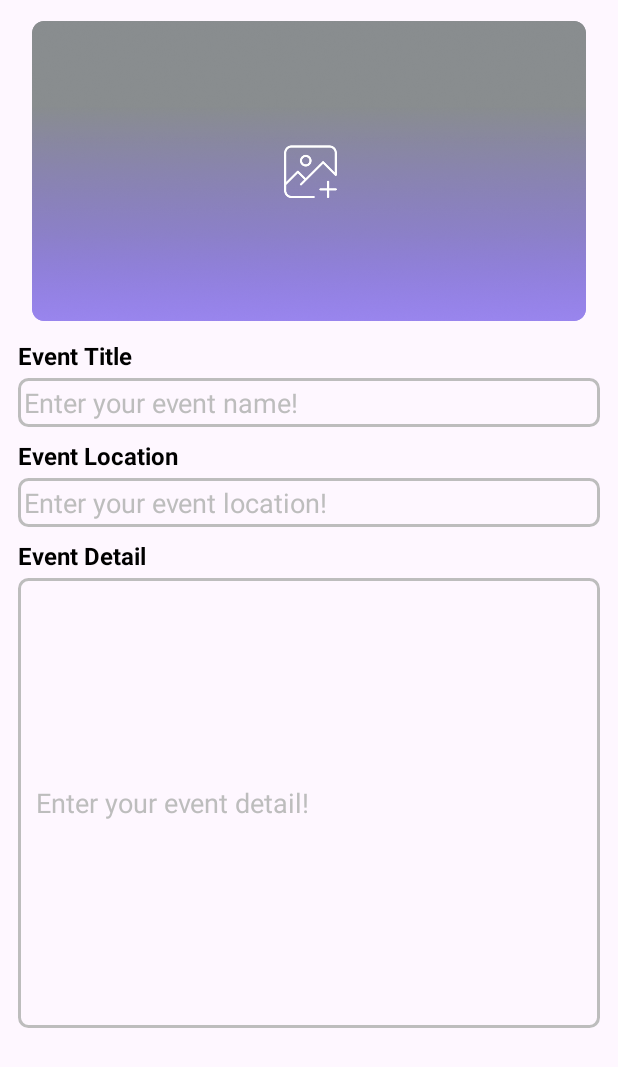
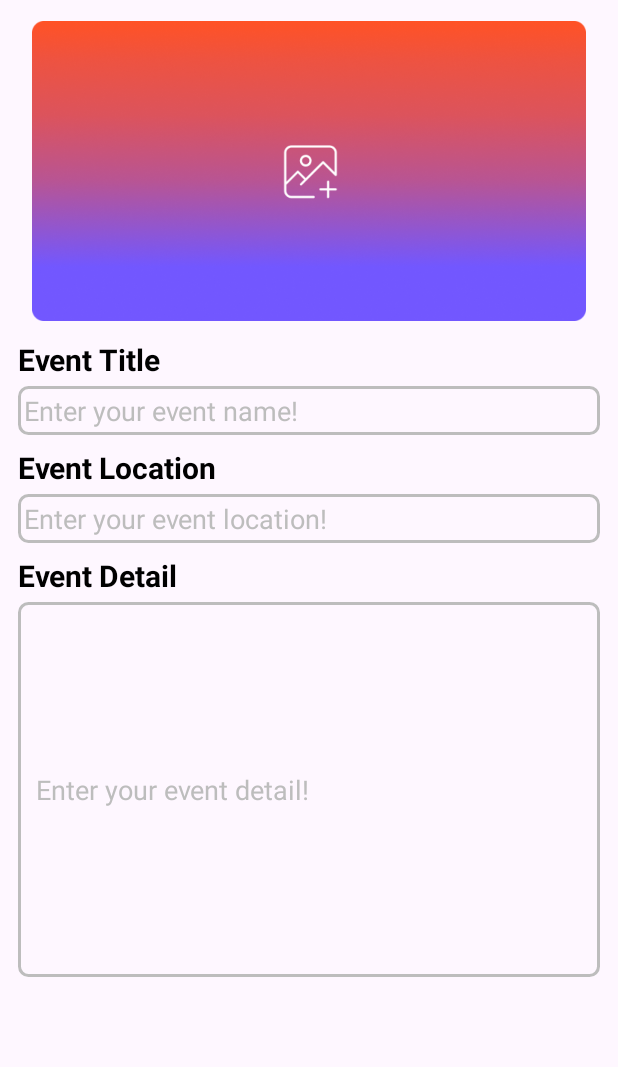
Before and after one commit to CMPUT301F24mohggg/MohgggDraw, an Android app: the layout fragment_basic_information.xml on its own in the app's theme, with its tools: preview values and no code run, on a phone screen of 412 x 824 dp. Shown: the top 1067 px of the screen. Run offline under Robolectric (Android 15) with nearby library versions, the light colour scheme and no system bars.

Commit message:
made some chaneges to ui for basicinfofragment

```diff
--- a/app/src/main/res/layout/fragment_basic_information.xml
+++ b/app/src/main/res/layout/fragment_basic_information.xml
@@ -29,7 +29,7 @@
             android:layout_height="wrap_content"
             android:text="Event Title"
             android:textStyle="bold"
-            android:textSize="16sp"
+            android:textSize="20sp"
             android:layout_below="@id/organizer_event_poster"
             android:layout_marginTop="12dp"
             android:layout_marginStart="8dp"
@@ -57,7 +57,7 @@
             android:layout_height="wrap_content"
             android:text="Event Location"
             android:textStyle="bold"
-            android:textSize="16sp"
+            android:textSize="20sp"
             android:layout_below="@id/event_title"
             android:layout_marginTop="8dp"
             android:layout_marginStart="8dp"
@@ -85,7 +85,7 @@
             android:layout_height="wrap_content"
             android:text="Event Detail"
             android:textStyle="bold"
-            android:textSize="16sp"
+            android:textSize="20sp"
             android:layout_below="@id/event_location"
             android:layout_marginTop="8dp"
             android:layout_marginStart="8dp"
@@ -95,7 +95,7 @@
         <EditText
             android:id="@+id/event_detail"
             android:layout_width="match_parent"
-            android:layout_height="300dp"
+            android:layout_height="250dp"
             android:layout_below="@id/label_event_detail"
             android:layout_marginHorizontal="8dp"
             android:layout_marginTop="4dp"
```
Also changed, not shown: app/src/main/res/drawable/uploadposter.png.
